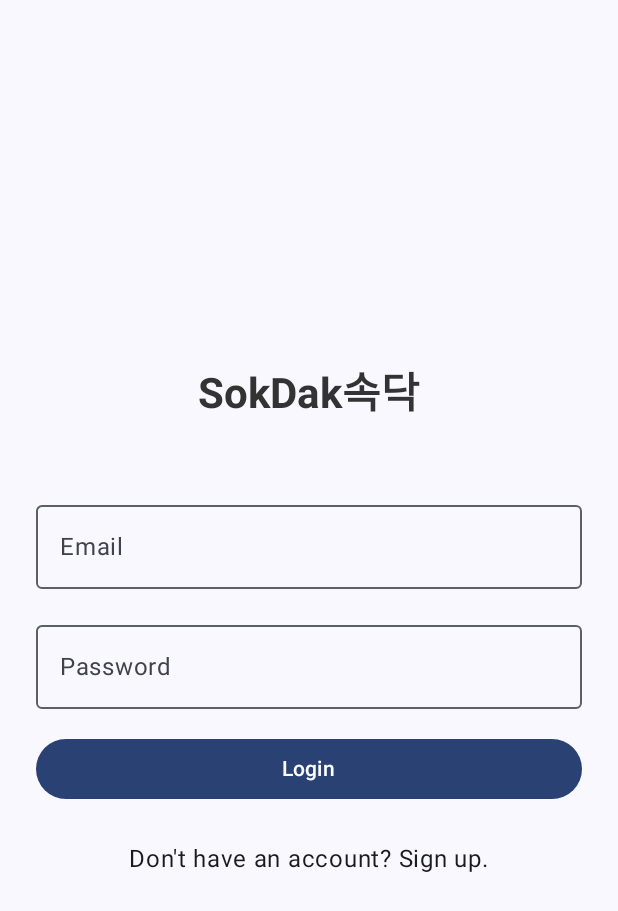
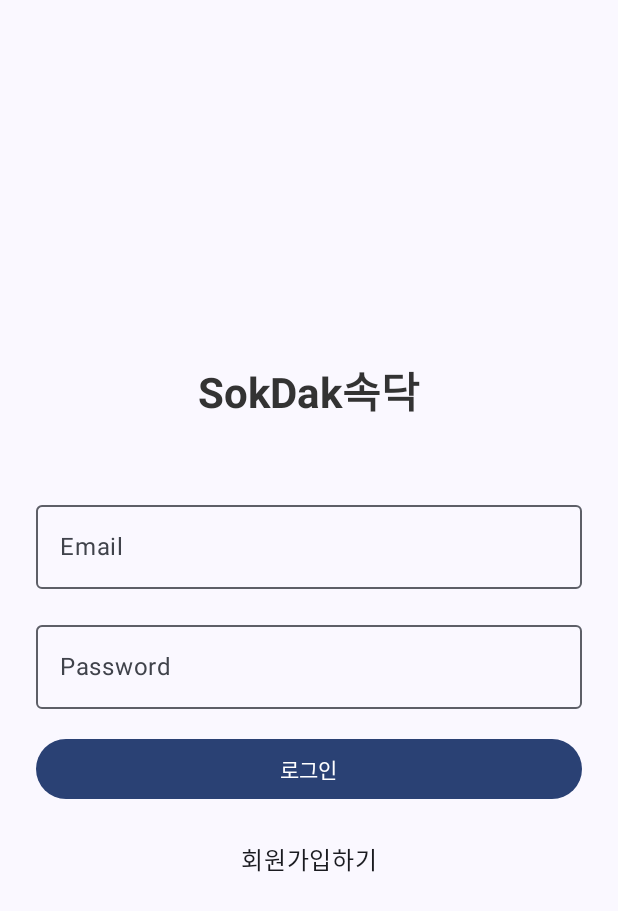
Before and after one commit to Space-Belt/Android_Firebase, an Android app built with Jetpack Compose: the screen it shows after launch (MainActivity), on a phone screen of 412 x 824 dp. Shown: the top 911 px of the screen. Run offline under Robolectric (Android 15) with nearby library versions, the phone set to English and light mode, and no system bars; our stand-ins replace Firebase (no records; nobody signed in at launch, a user with empty details on screens opened directly), livedata-compose.

Commit message:
fix: 에러메시지 노출 수정

```diff
--- a/app/src/main/java/com/example/androidfirebase/ui/theme/LoginScreen.kt
+++ b/app/src/main/java/com/example/androidfirebase/ui/theme/LoginScreen.kt
@@ -1,6 +1,7 @@
 package com.example.androidfirebase.ui.theme
 
 
+import android.util.Log
 import androidx.compose.foundation.clickable
 import androidx.compose.foundation.layout.Arrangement
 import androidx.compose.foundation.layout.Column
@@ -49,10 +50,12 @@ fun LoginScreen(
     val errorMessage by authViewModel.errorMessage.observeAsState()
 
     val koreanError = when {
-        errorMessage?.contains("password") == true -> "비밀번호가 올바르지 않습니다."
+        errorMessage?.contains("incorrect") == true -> "정보가 올바르지 않습니다."
         errorMessage?.contains("no user") == true -> "해당 이메일로 가입된 사용자가 없습니다."
         else -> errorMessage
     }
+
+    Log.d("아아앙", "$errorMessage")
 
     LaunchedEffect(authResult) {
         if (authResult is Result.Success) {
@@ -108,10 +111,10 @@ fun LoginScreen(
                 .fillMaxWidth()
                 .padding(8.dp)
         ) {
-            Text("Login")
+            Text("로그인")
         }
         Spacer(modifier = Modifier.height(16.dp))
-        Text("Don't have an account? Sign up.",
+        Text("회원가입하기",
             modifier = Modifier.clickable {
                 onNavigateToSignUp()
             }
```
Also changed, not shown: app/src/main/java/com/example/androidfirebase/UserRepository.kt (+0 -9 lines).
